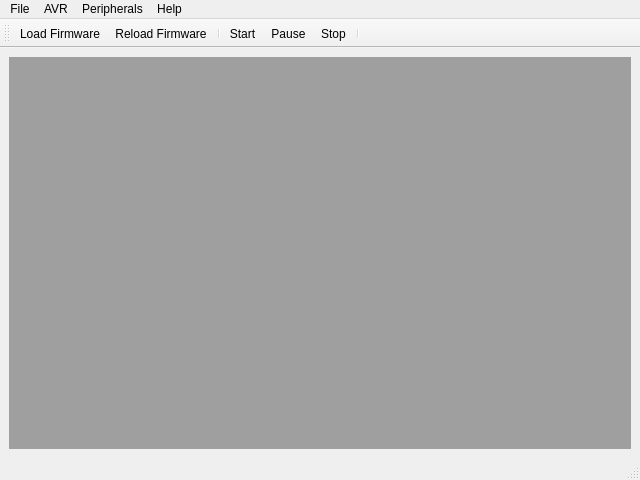
First picture: the form in src/mainwindow.ui, repository ichpuchtli/ESS, before the edit.
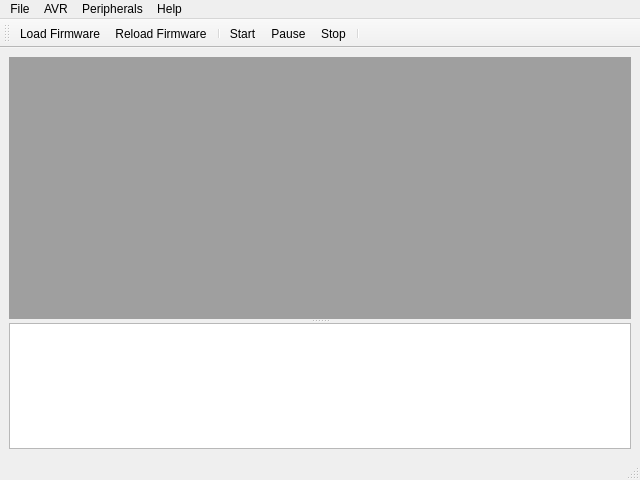
Second picture: the form after the edit. Icons and pictures are not drawn.

Commit message: mainwindow: installed message filter to pipe qDebug and friends to text area

```diff
--- a/src/mainwindow.ui
+++ b/src/mainwindow.ui
@@ -14,9 +14,37 @@
    <string>MainWindow</string>
   </property>
   <widget class="QWidget" name="centralwidget">
-   <layout class="QVBoxLayout" name="verticalLayout">
+   <layout class="QHBoxLayout" name="horizontalLayout">
     <item>
-     <widget class="QMdiArea" name="mdiArea"/>
+     <widget class="QSplitter" name="splitter">
+      <property name="sizePolicy">
+       <sizepolicy hsizetype="Expanding" vsizetype="Expanding">
+        <horstretch>0</horstretch>
+        <verstretch>0</verstretch>
+       </sizepolicy>
+      </property>
+      <property name="orientation">
+       <enum>Qt::Vertical</enum>
+      </property>
+      <widget class="QMdiArea" name="mdiArea"/>
+      <widget class="QTextEdit" name="logViewer">
+       <property name="minimumSize">
+        <size>
+         <width>0</width>
+         <height>30</height>
+        </size>
+       </property>
+       <property name="undoRedoEnabled">
+        <bool>false</bool>
+       </property>
+       <property name="readOnly">
+        <bool>false</bool>
+       </property>
+       <property name="textInteractionFlags">
+        <set>Qt::TextEditorInteraction</set>
+       </property>
+      </widget>
+     </widget>
     </item>
    </layout>
   </widget>
```
The commit also changes 3 other files.
